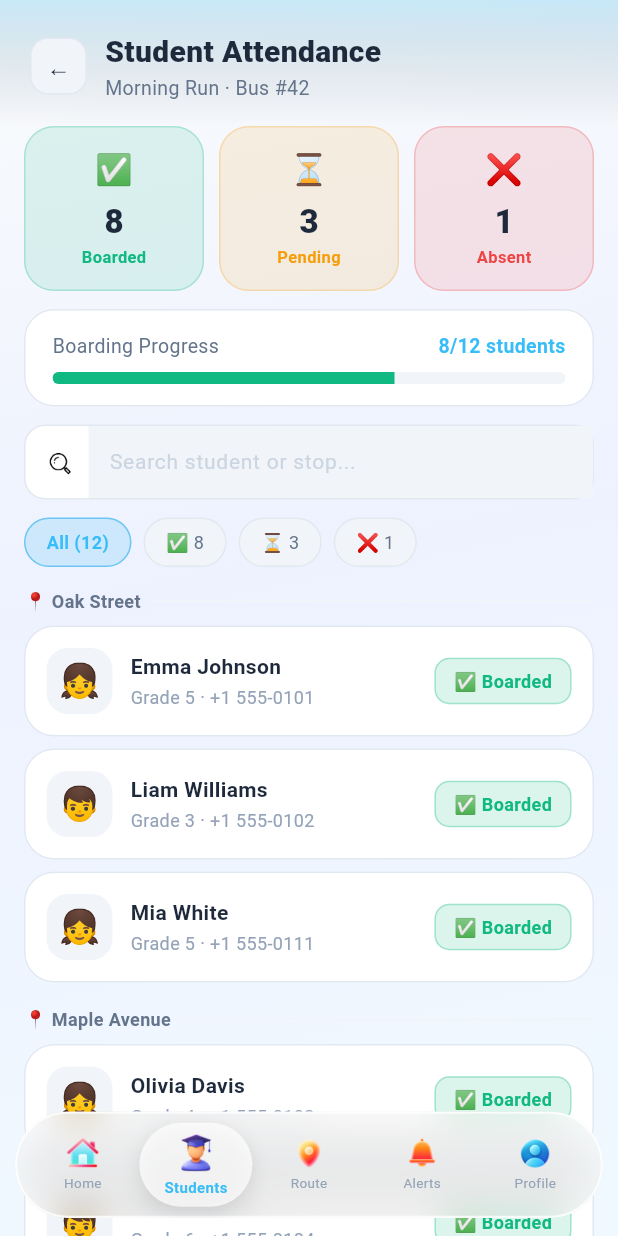
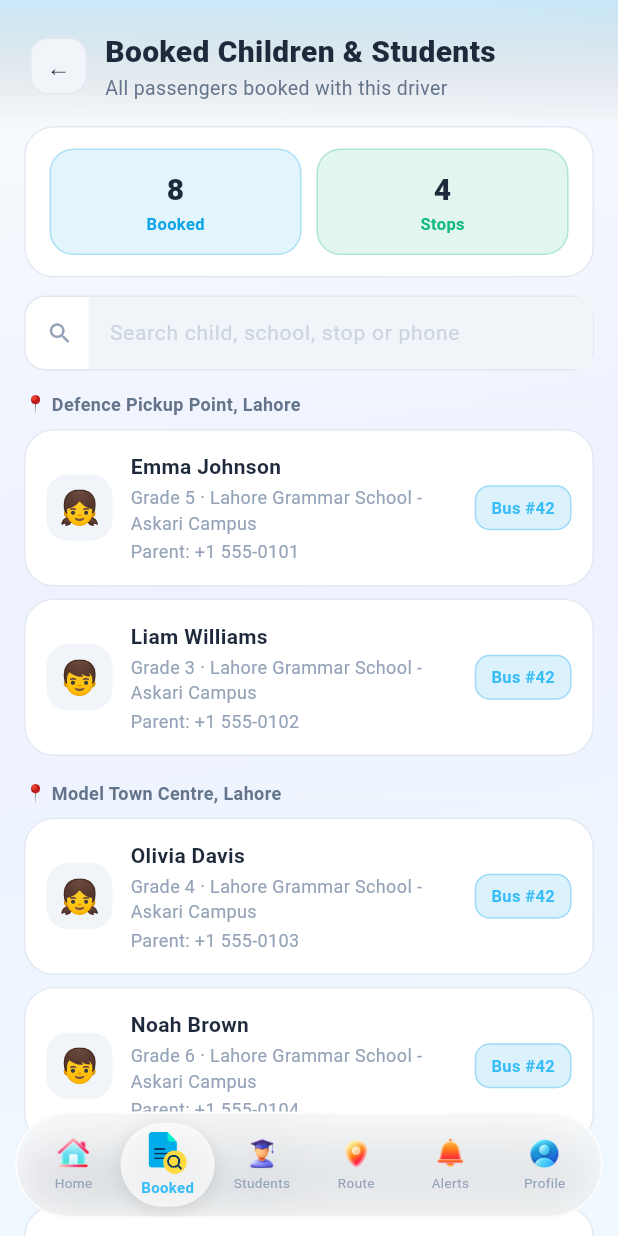
Before and after one commit to Talha-Aslam/transit_pro, a Flutter app: the DriverLayout screen opened by its route, item 2 of the bottom bar chosen, on a phone screen of 412 x 824 dp. Run offline on Flutter 3.47's test engine with Material 3 defaults, Android fonts, the phone set to English and light mode, and no system bars; our stand-ins replace firebase_auth, firebase_core, flutter_local_notifications, geolocator, go_router, google_maps_flutter and 3 more; missing offline and left inert: flutter_polyline_points; accounts and stored records are empty.

Commit message:
feat: add DriverBookedStudentsScreen to display booked passengers with search functionality

```diff
--- a/lib/app/language_provider.dart
+++ b/lib/app/language_provider.dart
@@ -377,6 +377,7 @@ class AppStrings {
 
     // Driver navbar
     'dnav_home': 'Home',
+    'dnav_booked': 'Booked',
     'dnav_students': 'Students',
     'dnav_route': 'Route',
     'dnav_alerts': 'Alerts',
@@ -386,7 +387,7 @@ class AppStrings {
     'snav_home': 'Home',
     'snav_track': 'Track',
     'snav_schedule': 'Schedule',
-    'snav_qr': 'QR Pass',
+    'snav_student_details': 'Std Details',
     'snav_fees': 'Fees',
     'snav_profile': 'Profile',
 
@@ -988,6 +989,7 @@ class AppStrings {
 
     // Driver navbar
     'dnav_home': 'ہوم',
+    'dnav_booked': 'بک شدہ',
     'dnav_students': 'طلباء',
     'dnav_route': 'روٹ',
     'dnav_alerts': 'الرٹس',
@@ -997,7 +999,7 @@ class AppStrings {
     'snav_home': 'ہوم',
     'snav_track': 'ٹریک',
     'snav_schedule': 'شیڈول',
-    'snav_qr': 'کیو آر پاس',
+    'snav_student_details': 'تفصیلات',
     'snav_fees': 'فیس',
     'snav_profile': 'پروفائل',
 
--- /dev/null
+++ b/lib/screens/driver/driver_booked_students_screen.dart
@@ -0,0 +1,461 @@
+import 'package:flutter/material.dart';
+import '../../app/language_provider.dart';
+import '../../theme/app_theme.dart';
+import '../../widgets/glass_card.dart';
+
+class DriverBookedStudentsScreen extends StatefulWidget {
+  final VoidCallback onBack;
+  const DriverBookedStudentsScreen({super.key, required this.onBack});
+
+  @override
+  State<DriverBookedStudentsScreen> createState() =>
+      _DriverBookedStudentsScreenState();
+}
+
+class _DriverBookedStudentsScreenState
+    extends State<DriverBookedStudentsScreen> {
+  late List<_BookedPassenger> _booked;
+  String _search = '';
+
+  @override
+  void initState() {
+    super.initState();
+    LanguageProvider.instance.addListener(_onLangChanged);
+    _booked = List.from(_initialBookedPassengers);
+  }
+
+  @override
+  void dispose() {
+    LanguageProvider.instance.removeListener(_onLangChanged);
+    super.dispose();
+  }
+
+  void _onLangChanged() {
+    if (mounted) setState(() {});
+  }
+
+  List<_BookedPassenger> get _filtered {
+    final q = _search.trim().toLowerCase();
+    if (q.isEmpty) return _booked;
+    return _booked
+        .where(
+          (p) =>
+              p.name.toLowerCase().contains(q) ||
+              p.stop.toLowerCase().contains(q) ||
+              p.parentPhone.toLowerCase().contains(q) ||
+              p.school.toLowerCase().contains(q),
+        )
+        .toList();
+  }
+
+  @override
+  Widget build(BuildContext context) {
+    final groups = _filtered.map((p) => p.stop).toSet().toList();
+
+    return SingleChildScrollView(
+      padding: const EdgeInsets.only(bottom: 100),
+      child: Column(
+        children: [
+          Container(
+            padding: const EdgeInsets.fromLTRB(20, 20, 20, 16),
+            decoration: BoxDecoration(
+              gradient: LinearGradient(
+                begin: Alignment.topCenter,
+                end: Alignment.bottomCenter,
+                colors: [
+                  AppTheme.driverCyan.withOpacity(0.2),
+                  Colors.transparent,
+                ],
+              ),
+            ),
+            child: Row(
+              children: [
+                GestureDetector(onTap: widget.onBack, child: _backBtn(context)),
+                const SizedBox(width: 12),
+                Column(
+                  crossAxisAlignment: CrossAxisAlignment.start,
+                  children: [
+                    Text(
+                      'Booked Children & Students',
+                      style: TextStyle(
+                        color: context.textPrimary,
+                        fontSize: 20,
+                        fontWeight: FontWeight.w800,
+                      ),
+                    ),
+                    Text(
+                      'All passengers booked with this driver',
+                      style: TextStyle(
+                        color: context.textSecondary,
+                        fontSize: 13,
+                      ),
+                    ),
+                  ],
+                ),
+              ],
+            ),
+          ),
+          Padding(
+            padding: const EdgeInsets.symmetric(horizontal: 16),
+            child: Column(
+              crossAxisAlignment: CrossAxisAlignment.start,
+              children: [
+                GlassCard(
+                  padding: const EdgeInsets.symmetric(
+                    horizontal: 16,
+                    vertical: 14,
+                  ),
+                  child: Row(
+                    children: [
+                      _SummaryPill(
+                        label: 'Booked',
+                        value: _booked.length,
+                        color: AppTheme.driverCyan,
+                      ),
+                      const SizedBox(width: 10),
+                      _SummaryPill(
+                        label: 'Stops',
+                        value: groups.length,
+                        color: AppTheme.success,
+                      ),
+                    ],
+                  ),
+                ),
+                const SizedBox(height: 12),
+                Container(
+                  decoration: BoxDecoration(
+                    color: context.cardBg,
+                    borderRadius: BorderRadius.circular(14),
+                    border: Border.all(color: context.inputBorder),
+                  ),
+                  child: Row(
+                    children: [
+                      Padding(
+                        padding: const EdgeInsets.only(left: 14, right: 10),
+                        child: Icon(
+                          Icons.search_rounded,
+                          color: context.textTertiary,
+                          size: 18,
+                        ),
+                      ),
+                      Expanded(
+                        child: TextField(
+                          onChanged: (v) => setState(() => _search = v),
+                          style: TextStyle(
+                            color: context.textPrimary,
+                            fontSize: 14,
+                          ),
+                          decoration: InputDecoration(
+                            hintText: 'Search child, school, stop or phone',
+                            border: InputBorder.none,
+                            enabledBorder: InputBorder.none,
+                            focusedBorder: InputBorder.none,
+                            hintStyle: TextStyle(color: context.textHint),
+                            contentPadding: const EdgeInsets.symmetric(
+                              horizontal: 10,
+                              vertical: 13,
+                            ),
+                          ),
+                        ),
+                      ),
+                    ],
+                  ),
+                ),
+                const SizedBox(height: 14),
+                if (_filtered.isEmpty)
+                  Center(
+                    child: Padding(
+                      padding: const EdgeInsets.symmetric(vertical: 40),
+                      child: Column(
+                        children: [
+                          const Text('🚌', style: TextStyle(fontSize: 40)),
+                          const SizedBox(height: 12),
+                          Text(
+                            'No booked passengers found',
+                            style: TextStyle(
+                              color: context.textTertiary,
+                              fontSize: 14,
+                            ),
+                          ),
+                        ],
+                      ),
+                    ),
+                  )
+                else
+                  ...groups.map((stop) {
+                    final stopPassengers = _filtered
+                        .where((p) => p.stop == stop)
+                        .toList();
+                    return Column(
+                      crossAxisAlignment: CrossAxisAlignment.start,
+                      children: [
+                        Padding(
+                          padding: const EdgeInsets.only(bottom: 8),
+                          child: Row(
+                            children: [
+                              Text(
+                                '📍 $stop',
+                                style: TextStyle(
+                                  color: context.textSecondary,
+                                  fontSize: 12,
+                                  fontWeight: FontWeight.w600,
+                                ),
+                              ),
+                              const SizedBox(width: 8),
+                              Expanded(
+                                child: Container(
+                                  height: 1,
+                                  color: context.cardBgElevated,
+                                ),
+                              ),
+                            ],
+                          ),
+                        ),
+                        ...stopPassengers.map(
+                          (p) => Padding(
+                            padding: const EdgeInsets.only(bottom: 8),
+                            child: _BookedPassengerCard(passenger: p),
+                          ),
+                        ),
+                        const SizedBox(height: 8),
+                      ],
+                    );
+                  }),
+              ],
+            ),
+          ),
+        ],
+      ),
+    );
+  }
+}
+
+class _BookedPassengerCard extends StatelessWidget {
+  final _BookedPassenger passenger;
+  const _BookedPassengerCard({required this.passenger});
+
+  @override
+  Widget build(BuildContext context) {
+    return GlassCard(
+      enableBlur: false,
+      padding: const EdgeInsets.all(14),
+      child: Row(
+        children: [
+          Container(
+            width: 44,
+            height: 44,
+            decoration: BoxDecoration(
+              color: context.cardBgElevated,
+              borderRadius: BorderRadius.circular(14),
+            ),
+            child: Center(
+              child: Text(
+                passenger.avatar,
+                style: const TextStyle(fontSize: 22),
+              ),
+            ),
+          ),
+          const SizedBox(width: 12),
+          Expanded(
+            child: Column(
+              crossAxisAlignment: CrossAxisAlignment.start,
+              children: [
+                Text(
+                  passenger.name,
+                  style: TextStyle(
+                    color: context.textPrimary,
+                    fontSize: 14,
+                    fontWeight: FontWeight.w600,
+                  ),
+                ),
+                const SizedBox(height: 2),
+                Text(
+                  '${passenger.grade} · ${passenger.school}',
+                  style: TextStyle(color: context.textTertiary, fontSize: 12),
+                ),
+                const SizedBox(height: 2),
+                Text(
+                  'Parent: ${passenger.parentPhone}',
+                  style: TextStyle(color: context.textTertiary, fontSize: 12),
+                ),
+              ],
+            ),
+          ),
+          Container(
+            padding: const EdgeInsets.symmetric(horizontal: 10, vertical: 6),
+            decoration: BoxDecoration(
+              color: AppTheme.driverCyan.withOpacity(0.15),
+              borderRadius: BorderRadius.circular(10),
+              border: Border.all(color: AppTheme.driverCyan.withOpacity(0.3)),
+            ),
+            child: Text(
+              passenger.busNumber,
+              style: const TextStyle(
+                color: AppTheme.driverAccent,
+                fontSize: 11,
+                fontWeight: FontWeight.w600,
+              ),
+            ),
+          ),
+        ],
+      ),
+    );
+  }
+}
+
+class _SummaryPill extends StatelessWidget {
+  final String label;
+  final int value;
+  final Color color;
+
+  const _SummaryPill({
+    required this.label,
+    required this.value,
+    required this.color,
+  });
+
+  @override
+  Widget build(BuildContext context) {
+    return Expanded(
+      child: Container(
+        padding: const EdgeInsets.symmetric(vertical: 12),
+        decoration: BoxDecoration(
+          color: color.withOpacity(0.12),
+          borderRadius: BorderRadius.circular(16),
+          border: Border.all(color: color.withOpacity(0.25)),
+        ),
+        child: Column(
+          children: [
+            Text(
+              '$value',
+              style: TextStyle(
+                color: context.textPrimary,
+                fontSize: 20,
+                fontWeight: FontWeight.w800,
+              ),
+            ),
+            Text(
+              label,
+              style: TextStyle(
+                color: color,
+                fontSize: 11,
+                fontWeight: FontWeight.w600,
+              ),
+            ),
+          ],
+        ),
+      ),
+    );
+  }
+}
+
+Widget _backBtn(BuildContext context) => Container(
+  width: 38,
+  height: 38,
+  decoration: BoxDecoration(
+    color: context.cardBgElevated,
+    borderRadius: BorderRadius.circular(12),
+    border: Border.all(color: context.inputBorder),
+  ),
+  child: Center(
+    child: Text(
+      '←',
+      style: TextStyle(color: context.textPrimary, fontSize: 16),
+    ),
+  ),
+);
+
+class _BookedPassenger {
+  final String name;
+  final String grade;
+  final String school;
+  final String stop;
+  final String busNumber;
+  final String parentPhone;
+  final String avatar;
+
+  const _BookedPassenger({
+    required this.name,
+    required this.grade,
+    required this.school,
+    required this.stop,
+    required this.busNumber,
+    required this.parentPhone,
+    required this.avatar,
+  });
+}
+
+const _initialBookedPassengers = [
+  _BookedPassenger(
+    name: 'Emma Johnson',
+    grade: 'Grade 5',
+    school: 'Lahore Grammar School - Askari Campus',
+    stop: 'Defence Pickup Point, Lahore',
+    busNumber: 'Bus #42',
+    parentPhone: '+1 555-0101',
+    avatar: '👧',
+  ),
+  _BookedPassenger(
+    name: 'Liam Williams',
+    grade: 'Grade 3',
+    school: 'Lahore Grammar School - Askari Campus',
+    stop: 'Defence Pickup Point, Lahore',
+    busNumber: 'Bus #42',
+    parentPhone: '+1 555-0102',
+    avatar: '👦',
+  ),
+  _BookedPassenger(
+    name: 'Olivia Davis',
+    grade: 'Grade 4',
+    school: 'Lahore Grammar School - Askari Campus',
+    stop: 'Model Town Centre, Lahore',
+    busNumber: 'Bus #42',
+    parentPhone: '+1 555-0103',
+    avatar: '👧',
+  ),
+  _BookedPassenger(
+    name: 'Noah Brown',
+    grade: 'Grade 6',
+    school: 'Lahore Grammar School - Askari Campus',
+    stop: 'Model Town Centre, Lahore',
+    busNumber: 'Bus #42',
+    parentPhone: '+1 555-0104',
+    avatar: '👦',
+  ),
+  _BookedPassenger(
+    name: 'Ava Martinez',
+    grade: 'Grade 2',
+    school: 'Lahore Grammar School - Askari Campus',
+    stop: 'Canal Road Junction, Lahore',
+    busNumber: 'Bus #42',
+    parentPhone: '+1 555-0105',
+    avatar: '👧',
+  ),
+  _BookedPassenger(
+    name: 'William Wilson',
+    grade: 'Grade 5',
+    school: 'Lahore Grammar School - Askari Campus',
+    stop: 'Canal Road Junction, Lahore',
+    busNumber: 'Bus #42',
+    parentPhone: '+1 555-0106',
+    avatar: '👦',
+  ),
+  _BookedPassenger(
+    name: 'Sophia Anderson',
+    grade: 'Grade 3',
+    school: 'Lahore Grammar School - Askari Campus',
+    stop: 'Aitchison College Entrance, Lahore',
+    busNumber: 'Bus #42',
+    parentPhone: '+1 555-0107',
+    avatar: '👧',
+  ),
+  _BookedPassenger(
+    name: 'James Taylor',
+    grade: 'Grade 4',
+    school: 'Lahore Grammar School - Askari Campus',
+    stop: 'Aitchison College Entrance, Lahore',
+    busNumber: 'Bus #42',
+    parentPhone: '+1 555-0108',
+    avatar: '👦',
+  ),
+];
--- a/lib/screens/driver/driver_layout.dart
+++ b/lib/screens/driver/driver_layout.dart
@@ -6,6 +6,7 @@ import '../../app/language_provider.dart';
 import '../../theme/app_theme.dart';
 import 'driver_dashboard.dart';
 import 'driver_attendance.dart';
+import 'driver_booked_students_screen.dart';
 import 'driver_route.dart';
 import 'driver_notifications.dart';
 import 'driver_profile.dart';
@@ -20,7 +21,7 @@ class DriverLayout extends StatefulWidget {
 class _DriverLayoutState extends State<DriverLayout> {
   int _tab = 0;
 
-  static const int _routeTab = 2;
+  static const int _routeTab = 3;
 
   void _goToTab(int index) => setState(() => _tab = index);
 
@@ -28,6 +29,10 @@ class _DriverLayoutState extends State<DriverLayout> {
     _NavItem(
       icon: 'assets/images/navbar/home_transparent.png',
       label: AppStrings.t('dnav_home'),
+    ),
+    _NavItem(
+      icon: 'assets/images/navbar/student_details.png',
+      label: AppStrings.t('dnav_booked'),
     ),
     _NavItem(
       icon: 'assets/images/navbar/student.png',
@@ -58,6 +63,7 @@ class _DriverLayoutState extends State<DriverLayout> {
             index: _tab,
             children: [
               DriverDashboard(onNavigate: _goToTab),
+              DriverBookedStudentsScreen(onBack: () => _goToTab(0)),
               DriverAttendance(onBack: () => _goToTab(0)),
               // DriverRoute hosts a GoogleMap platform view.
               // Render it ONLY while the Route tab is active - this fully
--- a/lib/screens/signup_screen.dart
+++ b/lib/screens/signup_screen.dart
@@ -755,7 +755,7 @@ class _SignupScreenState extends State<SignupScreen> {
           Row(
             children: [
               Expanded(
-                child: _DocumentUploadTile(
+                child: _documentUploadTile(
                   title: 'Upload License',
                   subtitle: _licenseFileName ?? 'Front photo of license',
                   icon: Icons.badge_rounded,
@@ -765,7 +765,7 @@ class _SignupScreenState extends State<SignupScreen> {
               ),
               const SizedBox(width: 12),
               Expanded(
-                child: _DocumentUploadTile(
+                child: _documentUploadTile(
                   title: 'Upload ID Card',
                   subtitle: _idCardFileName ?? 'CNIC / national ID photo',
                   icon: Icons.credit_card_rounded,
@@ -906,7 +906,7 @@ class _SignupScreenState extends State<SignupScreen> {
     }
   }
 
-  Widget _DocumentUploadTile({
+  Widget _documentUploadTile({
     required String title,
     required String subtitle,
     required IconData icon,
```
Also changed, not shown: assets/images/navbar/qr_pass.png (deleted), assets/images/navbar/student_details.png (added).
